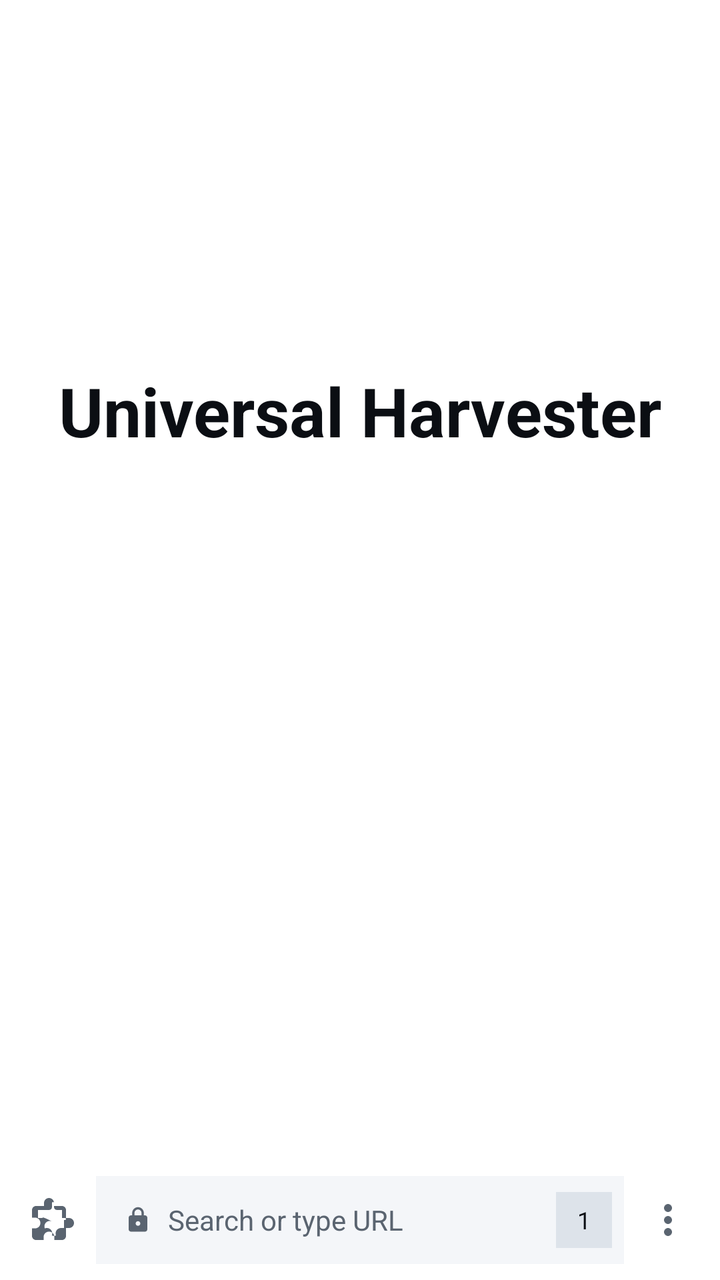
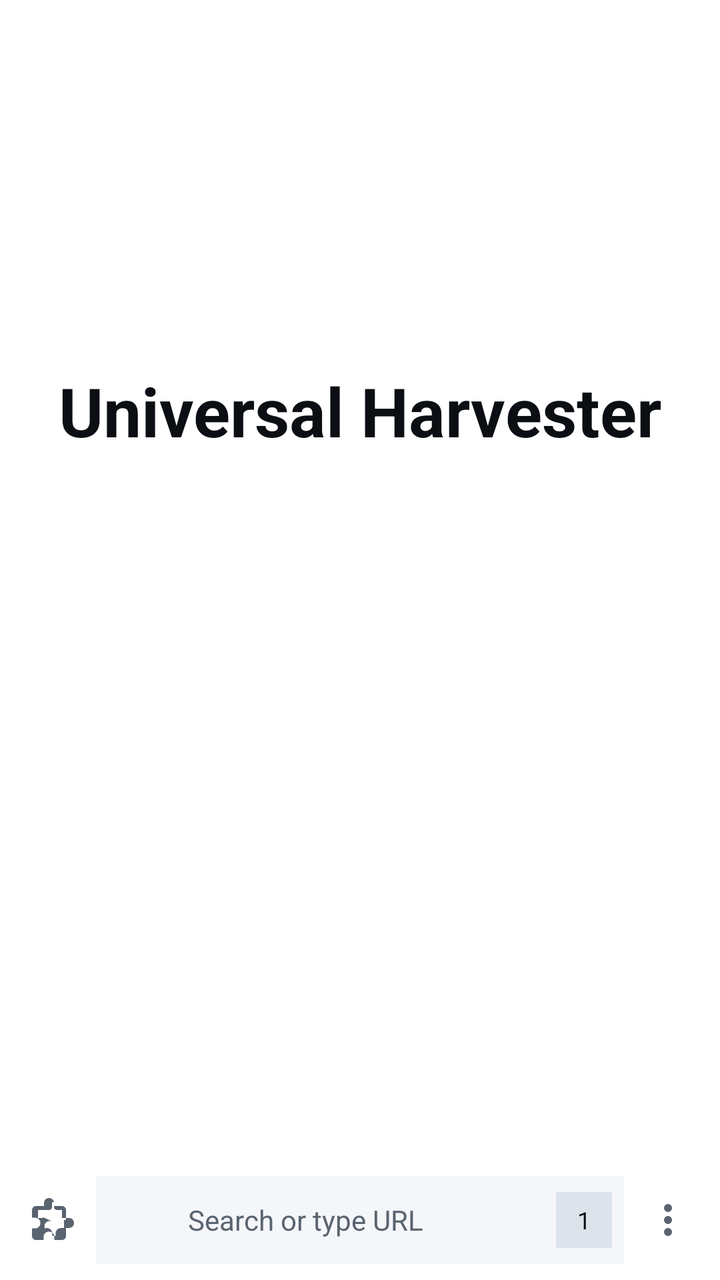

Compare the two renders of this Android layout. The source of the first and the diff that turns it into the second are given below.
<!-- AndroidManifest.xml: application theme Theme.UHCompanion -->
<!-- res/layout/activity_main.xml -->
<?xml version="1.0" encoding="utf-8"?>
<androidx.constraintlayout.widget.ConstraintLayout
    xmlns:android="http://schemas.android.com/apk/res/android"
    xmlns:app="http://schemas.android.com/apk/res-auto"
    android:layout_width="match_parent"
    android:layout_height="match_parent"
    android:background="@color/bg">

    <FrameLayout
        android:id="@+id/webContainer"
        android:layout_width="0dp"
        android:layout_height="0dp"
        app:layout_constraintTop_toTopOf="parent"
        app:layout_constraintBottom_toTopOf="@id/bottomBar"
        app:layout_constraintStart_toStartOf="parent"
        app:layout_constraintEnd_toEndOf="parent" />

    <LinearLayout
        android:id="@+id/homeScreen"
        android:layout_width="0dp"
        android:layout_height="0dp"
        android:orientation="vertical"
        android:gravity="center_horizontal"
        android:background="@color/bg"
        android:paddingBottom="60dp"
        app:layout_constraintTop_toTopOf="parent"
        app:layout_constraintBottom_toTopOf="@id/bottomBar"
        app:layout_constraintStart_toStartOf="parent"
        app:layout_constraintEnd_toEndOf="parent">

        <Space
            android:layout_width="match_parent"
            android:layout_height="0dp"
            android:layout_weight="1" />

        <TextView
            android:id="@+id/homeTitle"
            android:layout_width="wrap_content"
            android:layout_height="wrap_content"
            android:text="Universal Harvester"
            android:textColor="@color/text"
            android:textSize="34sp"
            android:textStyle="bold"
            android:layout_marginBottom="36dp" />

        <androidx.recyclerview.widget.RecyclerView
            android:id="@+id/shortcutsGrid"
            android:layout_width="match_parent"
            android:layout_height="wrap_content"
            android:paddingStart="16dp"
            android:paddingEnd="16dp"
            android:clipToPadding="false" />

        <Space
            android:layout_width="match_parent"
            android:layout_height="0dp"
            android:layout_weight="1.4" />
    </LinearLayout>

    <LinearLayout
        android:id="@+id/bottomBar"
        android:layout_width="0dp"
        android:layout_height="60dp"
        android:orientation="horizontal"
        android:gravity="center_vertical"
        android:background="@color/bg"
        android:paddingStart="6dp"
        android:paddingEnd="6dp"
        app:layout_constraintBottom_toBottomOf="parent"
        app:layout_constraintStart_toStartOf="parent"
        app:layout_constraintEnd_toEndOf="parent">

        <ImageButton
            android:id="@+id/btnScriptMenu"
            android:layout_width="40dp"
            android:layout_height="40dp"
            android:background="?attr/selectableItemBackgroundBorderless"
            android:src="@drawable/ic_extension_rounded"
            android:scaleType="centerInside"
            android:tint="@color/subtext"
            android:contentDescription="Scripts" />

        <LinearLayout
            android:id="@+id/urlBar"
            android:layout_width="0dp"
            android:layout_height="44dp"
            android:layout_weight="1"
            android:layout_marginStart="2dp"
            android:layout_marginEnd="2dp"
            android:orientation="horizontal"
            android:gravity="center_vertical"
            android:background="@color/surface"
            android:paddingStart="14dp"
            android:paddingEnd="6dp"
            android:clickable="true"
            android:focusable="true">

            <ImageView
                android:id="@+id/urlIcon"
                android:layout_width="14dp"
                android:layout_height="14dp"
                android:src="@drawable/ic_lock"
                android:tint="@color/subtext"
                android:layout_marginEnd="8dp" />

            <TextView
                android:id="@+id/urlText"
                android:layout_width="0dp"
                android:layout_height="wrap_content"
                android:layout_weight="1"
                android:maxLines="1"
                android:ellipsize="end"
                android:text="Search or type URL"
                android:textColor="@color/subtext"
                android:textSize="14sp" />

            <ProgressBar
                android:id="@+id/pageProgress"
                style="?android:attr/progressBarStyleHorizontal"
                android:layout_width="40dp"
                android:layout_height="2dp"
                android:max="100"
                android:visibility="gone" />

            <TextView
                android:id="@+id/tabCount"
                android:layout_width="wrap_content"
                android:layout_height="28dp"
                android:minWidth="28dp"
                android:gravity="center"
                android:background="@color/surface_3"
                android:textColor="@color/text"
                android:textSize="12sp"
                android:paddingStart="6dp"
                android:paddingEnd="6dp"
                android:text="1" />
        </LinearLayout>

        <ImageButton
            android:id="@+id/btnMenu"
            android:layout_width="40dp"
            android:layout_height="40dp"
            android:background="?attr/selectableItemBackgroundBorderless"
            android:src="@drawable/ic_menu"
            android:tint="@color/subtext"
            android:scaleType="centerInside"
            android:contentDescription="Menu" />
    </LinearLayout>

</androidx.constraintlayout.widget.ConstraintLayout>
<!-- resources referenced by this layout -->
<resources>
  <color name="bg">#FFFFFF</color>
  <color name="subtext">#5A6470</color>
  <color name="surface">#F4F6F9</color>
  <color name="surface_3">#DDE3EA</color>
  <color name="text">#0B0E13</color>
  <!-- drawable ic_extension_rounded (drawable) -->
  <vector xmlns:android="http://schemas.android.com/apk/res/android"
      android:width="24dp" android:height="24dp"
      android:viewportWidth="24" android:viewportHeight="24">
      <path android:fillColor="#000000"
          android:pathData="M20.5,11H19V7c0,-1.1 -0.9,-2 -2,-2h-4V3.5C13,2.12 11.88,1 10.5,1S8,2.12 8,3.5V5H4c-1.1,0 -1.99,0.9 -1.99,2v3.8H3.5c1.49,0 2.7,1.21 2.7,2.7s-1.21,2.7 -2.7,2.7H2V20c0,1.1 0.9,2 2,2h3.8v-1.5c0,-1.49 1.21,-2.7 2.7,-2.7 1.49,0 2.7,1.21 2.7,2.7V22H17c1.1,0 2,-0.9 2,-2v-4h1.5c1.38,0 2.5,-1.12 2.5,-2.5S21.88,11 20.5,11zM18,16h-1.5c-1.49,0 -2.7,1.21 -2.7,2.7 0,0.36 0.07,0.71 0.2,1.03 -0.32,0.13 -0.67,0.2 -1.03,0.2s-0.71,-0.07 -1.03,-0.2c0.13,-0.32 0.2,-0.67 0.2,-1.03 0,-1.49 -1.21,-2.7 -2.7,-2.7 -0.36,0 -0.71,0.07 -1.03,0.2 -0.13,-0.32 -0.2,-0.67 -0.2,-1.03 0,-1.49 1.21,-2.7 2.7,-2.7 0.36,0 0.71,0.07 1.03,0.2C7.34,10.32 7.27,10.67 7.27,11H5V7h5.5c0.83,0 1.5,-0.67 1.5,-1.5V3.5c0,-0.28 0.22,-0.5 0.5,-0.5s0.5,0.22 0.5,0.5V5.5c0,0.83 0.67,1.5 1.5,1.5H17v4h1.5c0.28,0 0.5,0.22 0.5,0.5s-0.22,0.5 -0.5,0.5H18V16z"/>
  </vector>
  <!-- drawable ic_lock (drawable) -->
  <vector xmlns:android="http://schemas.android.com/apk/res/android"
      android:width="12dp" android:height="12dp"
      android:viewportWidth="24" android:viewportHeight="24">
      <path android:fillColor="#4ADE80"
          android:pathData="M18,8h-1V6c0,-2.76 -2.24,-5 -5,-5S7,3.24 7,6v2H6c-1.1,0 -2,0.9 -2,2v10c0,1.1 0.9,2 2,2h12c1.1,0 2,-0.9 2,-2V10c0,-1.1 -0.9,-2 -2,-2zM12,17c-1.1,0 -2,-0.9 -2,-2s0.9,-2 2,-2 2,0.9 2,2 -0.9,2 -2,2zM15,8H9V6c0,-1.66 1.34,-3 3,-3s3,1.34 3,3v2z"/>
  </vector>
  <!-- drawable ic_menu (drawable) -->
  <vector xmlns:android="http://schemas.android.com/apk/res/android"
      android:width="24dp" android:height="24dp"
      android:viewportWidth="24" android:viewportHeight="24">
      <path android:fillColor="#000000"
          android:pathData="M12,8c1.1,0 2,-0.9 2,-2s-0.9,-2 -2,-2 -2,0.9 -2,2 0.9,2 2,2zM12,10c-1.1,0 -2,0.9 -2,2s0.9,2 2,2 2,-0.9 2,-2 -0.9,-2 -2,-2zM12,16c-1.1,0 -2,0.9 -2,2s0.9,2 2,2 2,-0.9 2,-2 -0.9,-2 -2,-2z"/>
  </vector>
  <style name="Theme.UHCompanion" parent="Theme.Material3.DayNight.NoActionBar">
          <item name="android:statusBarColor">@color/bg</item>
          <item name="android:navigationBarColor">@color/bg</item>
          <item name="android:windowLightStatusBar">true</item>
          <item name="colorPrimary">@color/accent</item>
          <item name="colorOnPrimary">@color/bg</item>
          <item name="colorSurface">@color/surface</item>
          <item name="colorOnSurface">@color/text</item>
      </style>
  <color name="accent">#0891B2</color>
</resources>

<!-- the commit's change to res/layout/activity_main.xml (unified diff, before → after) -->
@@ -11,7 +11,7 @@
         android:layout_width="0dp"
         android:layout_height="0dp"
         app:layout_constraintTop_toTopOf="parent"
-        app:layout_constraintBottom_toTopOf="@id/bottomBar"
+        app:layout_constraintBottom_toTopOf="@id/loadingBar"
         app:layout_constraintStart_toStartOf="parent"
         app:layout_constraintEnd_toEndOf="parent" />
 
@@ -24,13 +24,11 @@
         android:background="@color/bg"
         android:paddingBottom="60dp"
         app:layout_constraintTop_toTopOf="parent"
-        app:layout_constraintBottom_toTopOf="@id/bottomBar"
+        app:layout_constraintBottom_toTopOf="@id/loadingBar"
         app:layout_constraintStart_toStartOf="parent"
         app:layout_constraintEnd_toEndOf="parent">
 
-        <Space
-            android:layout_width="match_parent"
-            android:layout_height="0dp"
+        <Space android:layout_width="match_parent" android:layout_height="0dp"
             android:layout_weight="1" />
 
         <TextView
@@ -51,11 +49,22 @@
             android:paddingEnd="16dp"
             android:clipToPadding="false" />
 
-        <Space
-            android:layout_width="match_parent"
-            android:layout_height="0dp"
+        <Space android:layout_width="match_parent" android:layout_height="0dp"
             android:layout_weight="1.4" />
     </LinearLayout>
+
+    <ProgressBar
+        android:id="@+id/loadingBar"
+        style="?android:attr/progressBarStyleHorizontal"
+        android:layout_width="0dp"
+        android:layout_height="2dp"
+        android:max="100"
+        android:progressTint="@color/accent"
+        android:progressBackgroundTint="@color/surface"
+        android:visibility="gone"
+        app:layout_constraintBottom_toTopOf="@id/bottomBar"
+        app:layout_constraintStart_toStartOf="parent"
+        app:layout_constraintEnd_toEndOf="parent" />
 
     <LinearLayout
         android:id="@+id/bottomBar"
@@ -76,8 +85,8 @@
             android:layout_height="40dp"
             android:background="?attr/selectableItemBackgroundBorderless"
             android:src="@drawable/ic_extension_rounded"
+            android:tint="@color/subtext"
             android:scaleType="centerInside"
-            android:tint="@color/subtext"
             android:contentDescription="Scripts" />
 
         <LinearLayout
@@ -90,37 +99,52 @@
             android:orientation="horizontal"
             android:gravity="center_vertical"
             android:background="@color/surface"
-            android:paddingStart="14dp"
-            android:paddingEnd="6dp"
-            android:clickable="true"
-            android:focusable="true">
+            android:paddingStart="6dp"
+            android:paddingEnd="6dp">
 
-            <ImageView
-                android:id="@+id/urlIcon"
-                android:layout_width="14dp"
-                android:layout_height="14dp"
-                android:src="@drawable/ic_lock"
-                android:tint="@color/subtext"
-                android:layout_marginEnd="8dp" />
+            <ImageButton
+                android:id="@+id/searchEngineIcon"
+                android:layout_width="36dp"
+                android:layout_height="36dp"
+                android:background="?attr/selectableItemBackgroundBorderless"
+                android:scaleType="centerInside"
+                android:padding="8dp"
+                android:contentDescription="Search engine" />
 
-            <TextView
-                android:id="@+id/urlText"
+            <FrameLayout
                 android:layout_width="0dp"
-                android:layout_height="wrap_content"
-                android:layout_weight="1"
-                android:maxLines="1"
-                android:ellipsize="end"
-                android:text="Search or type URL"
-                android:textColor="@color/subtext"
-                android:textSize="14sp" />
+                android:layout_height="match_parent"
+                android:layout_weight="1">
 
-            <ProgressBar
-                android:id="@+id/pageProgress"
-                style="?android:attr/progressBarStyleHorizontal"
-                android:layout_width="40dp"
-                android:layout_height="2dp"
-                android:max="100"
-                android:visibility="gone" />
+                <TextView
+                    android:id="@+id/urlText"
+                    android:layout_width="match_parent"
+                    android:layout_height="match_parent"
+                    android:gravity="center_vertical"
+                    android:paddingStart="4dp"
+                    android:paddingEnd="4dp"
+                    android:maxLines="1"
+                    android:ellipsize="end"
+                    android:text="Search or type URL"
+                    android:textColor="@color/subtext"
+                    android:textSize="14sp" />
+
+                <EditText
+                    android:id="@+id/urlEdit"
+                    android:layout_width="match_parent"
+                    android:layout_height="match_parent"
+                    android:background="@null"
+                    android:gravity="center_vertical"
+                    android:paddingStart="4dp"
+                    android:paddingEnd="4dp"
+                    android:maxLines="1"
+                    android:inputType="textUri"
+                    android:imeOptions="actionGo"
+                    android:textColor="@color/text"
+                    android:textColorHint="@color/subtext"
+                    android:textSize="14sp"
+                    android:visibility="gone" />
+            </FrameLayout>
 
             <TextView
                 android:id="@+id/tabCount"
<!-- resource entries referenced after the edit -->
@@ -11,13 +11,6 @@
       android:viewportWidth="24" android:viewportHeight="24">
       <path android:fillColor="#000000"
           android:pathData="M20.5,11H19V7c0,-1.1 -0.9,-2 -2,-2h-4V3.5C13,2.12 11.88,1 10.5,1S8,2.12 8,3.5V5H4c-1.1,0 -1.99,0.9 -1.99,2v3.8H3.5c1.49,0 2.7,1.21 2.7,2.7s-1.21,2.7 -2.7,2.7H2V20c0,1.1 0.9,2 2,2h3.8v-1.5c0,-1.49 1.21,-2.7 2.7,-2.7 1.49,0 2.7,1.21 2.7,2.7V22H17c1.1,0 2,-0.9 2,-2v-4h1.5c1.38,0 2.5,-1.12 2.5,-2.5S21.88,11 20.5,11zM18,16h-1.5c-1.49,0 -2.7,1.21 -2.7,2.7 0,0.36 0.07,0.71 0.2,1.03 -0.32,0.13 -0.67,0.2 -1.03,0.2s-0.71,-0.07 -1.03,-0.2c0.13,-0.32 0.2,-0.67 0.2,-1.03 0,-1.49 -1.21,-2.7 -2.7,-2.7 -0.36,0 -0.71,0.07 -1.03,0.2 -0.13,-0.32 -0.2,-0.67 -0.2,-1.03 0,-1.49 1.21,-2.7 2.7,-2.7 0.36,0 0.71,0.07 1.03,0.2C7.34,10.32 7.27,10.67 7.27,11H5V7h5.5c0.83,0 1.5,-0.67 1.5,-1.5V3.5c0,-0.28 0.22,-0.5 0.5,-0.5s0.5,0.22 0.5,0.5V5.5c0,0.83 0.67,1.5 1.5,1.5H17v4h1.5c0.28,0 0.5,0.22 0.5,0.5s-0.22,0.5 -0.5,0.5H18V16z"/>
-  </vector>
-  <!-- drawable ic_lock (drawable) -->
-  <vector xmlns:android="http://schemas.android.com/apk/res/android"
-      android:width="12dp" android:height="12dp"
-      android:viewportWidth="24" android:viewportHeight="24">
-      <path android:fillColor="#4ADE80"
-          android:pathData="M18,8h-1V6c0,-2.76 -2.24,-5 -5,-5S7,3.24 7,6v2H6c-1.1,0 -2,0.9 -2,2v10c0,1.1 0.9,2 2,2h12c1.1,0 2,-0.9 2,-2V10c0,-1.1 -0.9,-2 -2,-2zM12,17c-1.1,0 -2,-0.9 -2,-2s0.9,-2 2,-2 2,0.9 2,2 -0.9,2 -2,2zM15,8H9V6c0,-1.66 1.34,-3 3,-3s3,1.34 3,3v2z"/>
   </vector>
   <!-- drawable ic_menu (drawable) -->
   <vector xmlns:android="http://schemas.android.com/apk/res/android"
